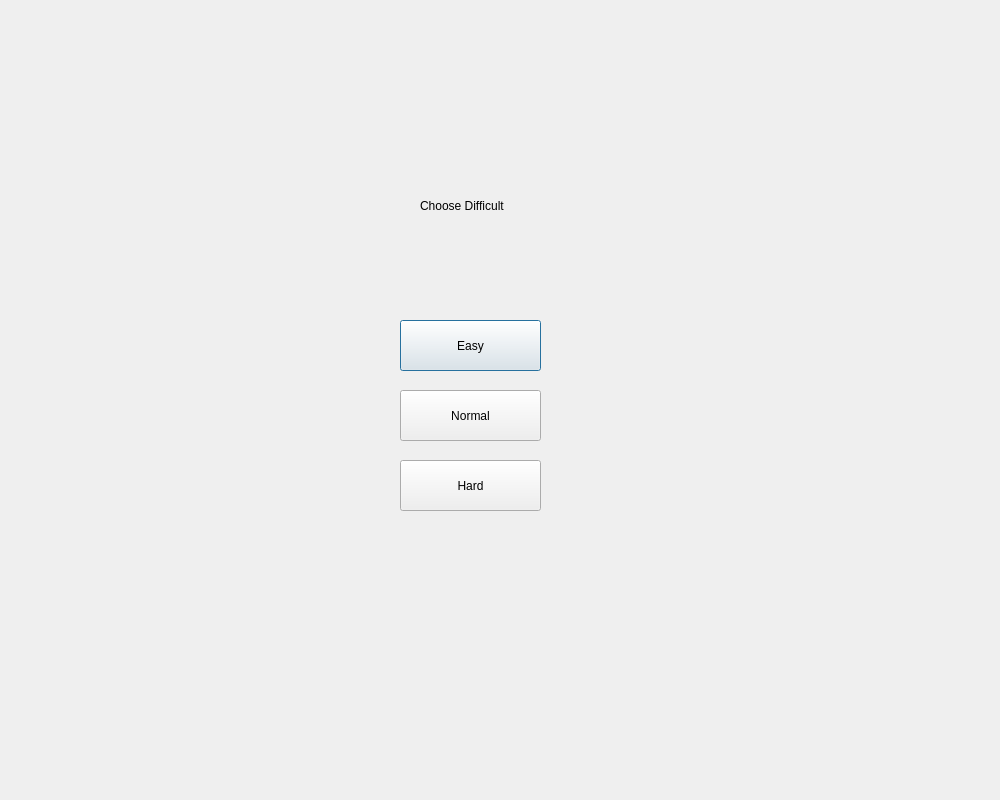
teeraphat147258/Group12SudokuGame, file GUI/GUI_sudoku/window1.ui: the form before one commit.
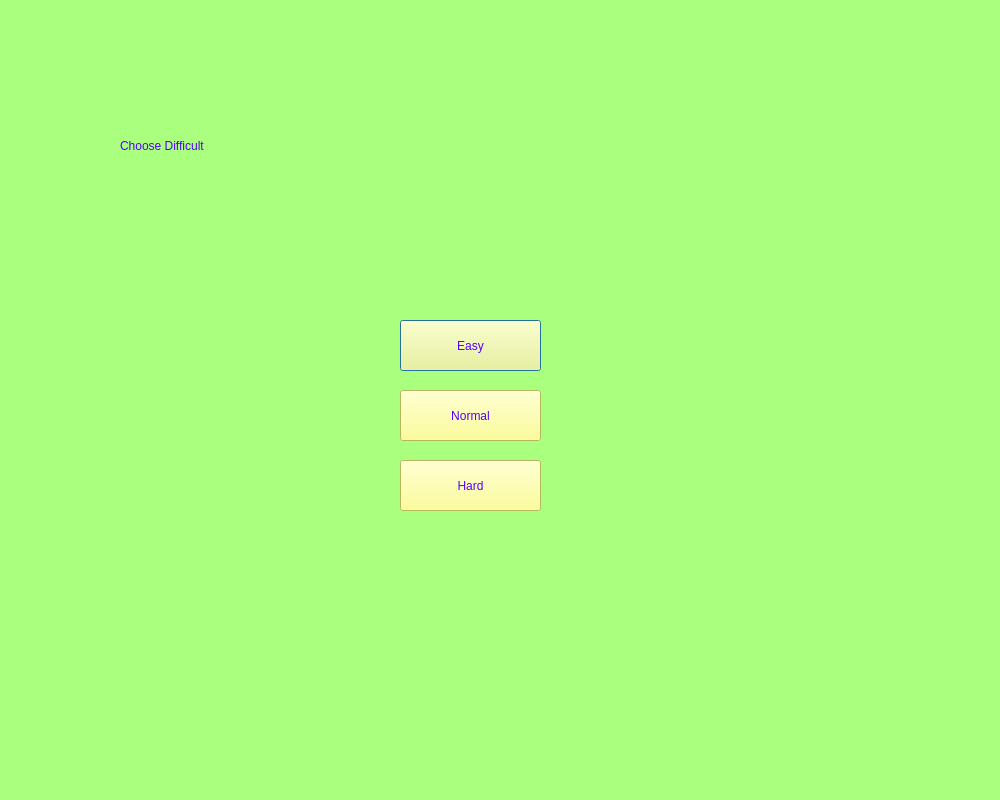
The form after the commit.

Commit message: add difficult background

```diff
--- a/GUI/GUI_sudoku/window1.ui
+++ b/GUI/GUI_sudoku/window1.ui
@@ -13,6 +13,21 @@
   <property name="windowTitle">
    <string>Dialog</string>
   </property>
+  <property name="styleSheet">
+   <string notr="true">QDialog{
+	background-color: rgb(170, 255, 127);
+}
+QLabel{
+	
+	color: rgb(85, 0, 255);
+	font: 70pt &quot;Century Gothic&quot;;
+}
+QPushButton{
+	font: 15pt &quot;Century Gothic&quot;;
+	background-color: rgb(255, 255, 127);
+	color: rgb(85, 0, 255);
+}</string>
+  </property>
   <widget class="QPushButton" name="pushButton_easy">
    <property name="geometry">
     <rect>
@@ -55,10 +70,10 @@
   <widget class="QLabel" name="label">
    <property name="geometry">
     <rect>
-     <x>420</x>
-     <y>180</y>
-     <width>91</width>
-     <height>51</height>
+     <x>120</x>
+     <y>110</y>
+     <width>721</width>
+     <height>71</height>
     </rect>
    </property>
    <property name="text">
```
The commit also changes 5 other files.
